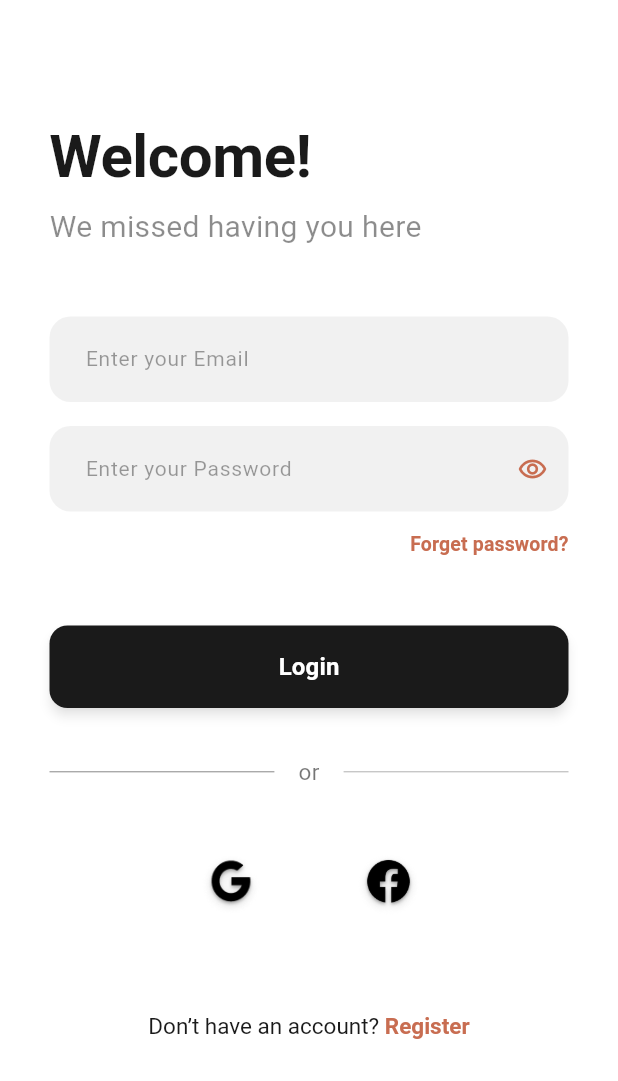
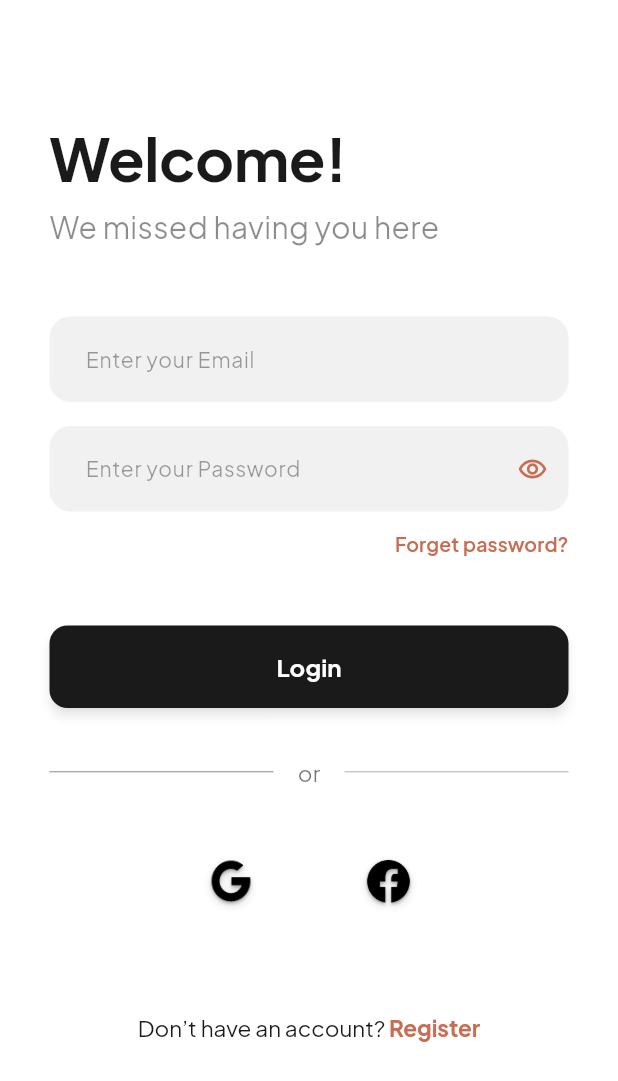
Before and after one commit to alaaMamd0uh/garrab-app, a Flutter app: the screen it shows after launch, on a phone screen of 412 x 824 dp. Shown: the top 1081 px of the screen. Run offline on Flutter 3.47's test engine with Material 3 defaults, Android fonts, the phone set to English and light mode, and no system bars; our stand-ins replace cloud_firestore, firebase_core, flutter_svg, google_fonts, shared_preferences; accounts and stored records are empty.

Commit message:
font type added

```diff
--- a/lib/core/util/style.dart
+++ b/lib/core/util/style.dart
@@ -1,49 +1,42 @@
 import 'package:flutter/material.dart';
+import 'package:google_fonts/google_fonts.dart';
 import 'package:garrib_app/core/util/colors.dart';
 
 class AppStyles {
-  static const String fontFamily = 'Plus Jakarta Sans';
-
-  static const TextStyle logo = TextStyle(
-    fontFamily: fontFamily,
+  static TextStyle logo = GoogleFonts.plusJakartaSans(
     fontSize: 30,
     fontWeight: FontWeight.bold,
     color: AppColors.black,
     letterSpacing: -0.5,
   );
 
-  static const TextStyle heading1 = TextStyle(
-    fontFamily: fontFamily,
+  static TextStyle heading1 = GoogleFonts.plusJakartaSans(
     fontSize: 24,
     fontWeight: FontWeight.w700,
     color: AppColors.black,
     letterSpacing: -0.3,
   );
 
-  static const TextStyle heading2 = TextStyle(
-    fontFamily: fontFamily,
+  static TextStyle heading2 = GoogleFonts.plusJakartaSans(
     fontSize: 18,
     fontWeight: FontWeight.w700,
     color: AppColors.black,
   );
 
-  static const TextStyle buttonText = TextStyle(
-    fontFamily: fontFamily,
+  static TextStyle buttonText = GoogleFonts.plusJakartaSans(
     fontSize: 16,
     fontWeight: FontWeight.bold,
     color: AppColors.white,
   );
 
-  static const TextStyle bodyMedium = TextStyle(
-    fontFamily: fontFamily,
+  static TextStyle bodyMedium = GoogleFonts.plusJakartaSans(
     fontSize: 15,
     fontWeight: FontWeight.w600,
     color: AppColors.black,
     height: 1.4,
   );
 
-  static const TextStyle bodySmall = TextStyle(
-    fontFamily: fontFamily,
+  static TextStyle bodySmall = GoogleFonts.plusJakartaSans(
     fontSize: 12,
     fontWeight: FontWeight.normal,
     color: AppColors.black,
--- a/pubspec.yaml
+++ b/pubspec.yaml
@@ -43,6 +43,7 @@ dependencies:
   cloud_firestore: ^6.10.0
   intl_phone_field: ^3.2.0
   flutter_launcher_icons: ^0.14.4
+  google_fonts: ^8.1.0
 
 flutter_icons:
   android: "launcher_icon"
```
Also changed, not shown: pubspec.lock, 2 other files.
